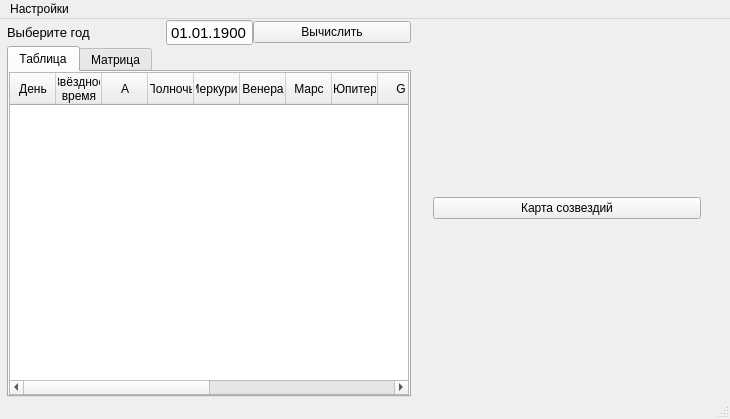
Above: mainwindow.ui from Makasinov/Space before the change. Below: the same form after it.
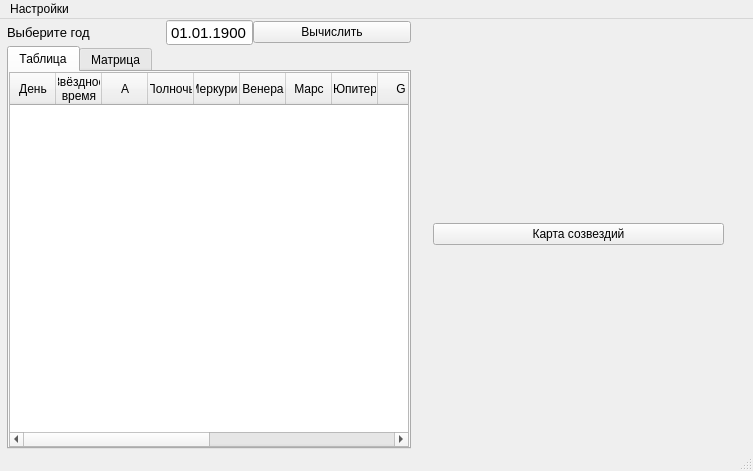
That is the form after the change.

What changed in the file:
```diff
--- a/mainwindow.ui
+++ b/mainwindow.ui
@@ -6,8 +6,8 @@
    <rect>
     <x>0</x>
     <y>0</y>
-    <width>730</width>
-    <height>419</height>
+    <width>753</width>
+    <height>471</height>
    </rect>
   </property>
   <property name="windowTitle">
@@ -314,12 +314,30 @@
         <verstretch>0</verstretch>
        </sizepolicy>
       </property>
+      <property name="maximumSize">
+       <size>
+        <width>400</width>
+        <height>16777215</height>
+       </size>
+      </property>
       <layout class="QVBoxLayout" name="verticalLayout_2">
        <item>
         <widget class="QWidget" name="widget_3" native="true">
+         <property name="maximumSize">
+          <size>
+           <width>400</width>
+           <height>16777215</height>
+          </size>
+         </property>
          <layout class="QVBoxLayout" name="verticalLayout">
           <item>
            <widget class="QPushButton" name="pushButton_2">
+            <property name="maximumSize">
+             <size>
+              <width>400</width>
+              <height>16777215</height>
+             </size>
+            </property>
             <property name="text">
              <string>Карта созвездий</string>
             </property>
@@ -338,8 +356,8 @@
     <rect>
      <x>0</x>
      <y>0</y>
-     <width>730</width>
-     <height>25</height>
+     <width>753</width>
+     <height>20</height>
     </rect>
    </property>
    <property name="defaultUp">
```
